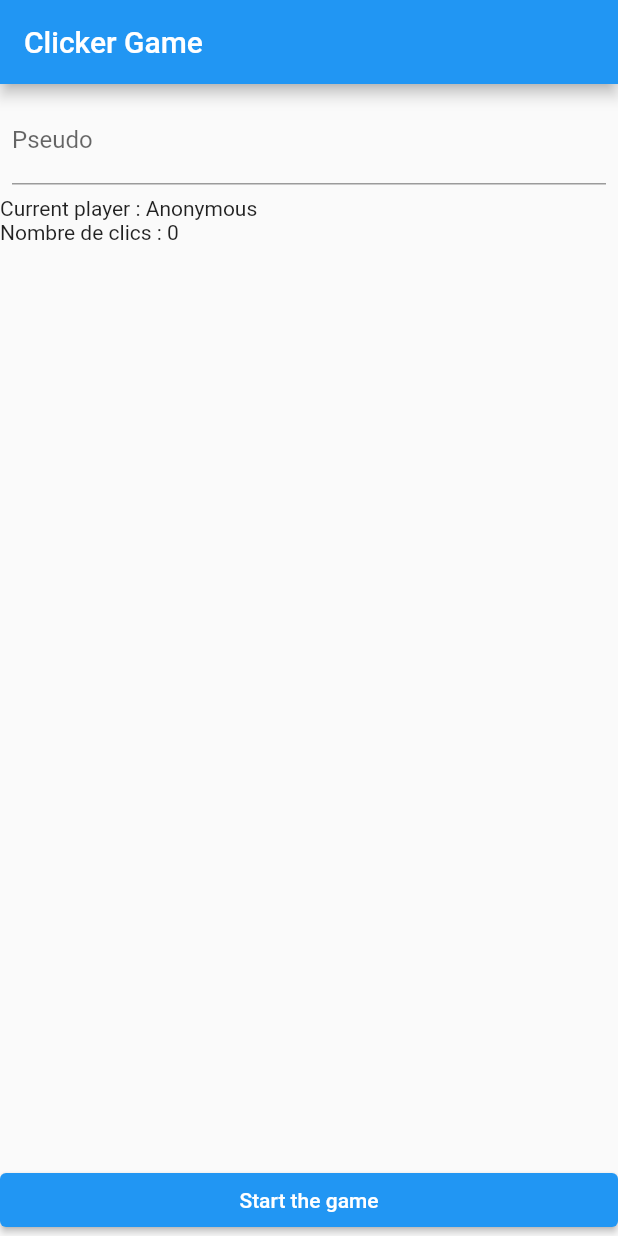
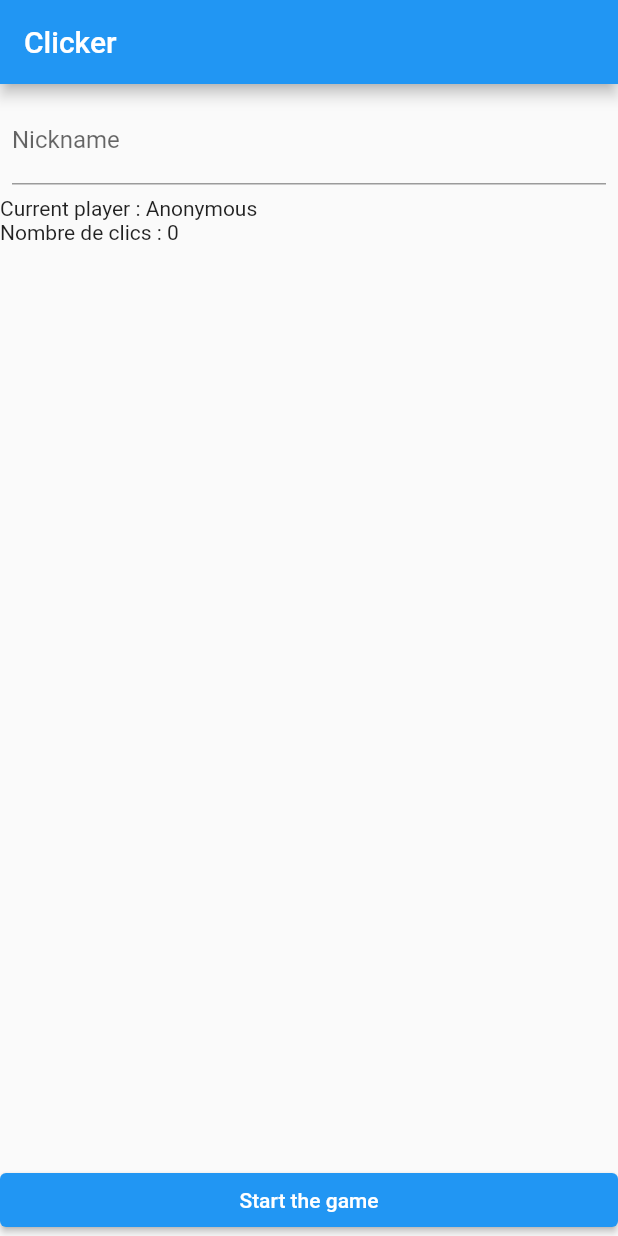
Before and after one commit to Lugdu84/flutter_clicker, a Flutter app: the screen it shows after launch, on a phone screen of 412 x 824 dp. Run offline on Flutter 3.47's test engine with Material 2 defaults, Android fonts, the phone set to English and light mode, and no system bars.

Commit message:
update arb files

```diff
--- a/lib/game_screen.dart
+++ b/lib/game_screen.dart
@@ -36,7 +36,8 @@ class _GameScreenState extends State<GameScreen> {
     setState(() {
       _isCounting = false;
       _gameResultList.add(GameResult(
-          player: _currentPlayerNickname ?? "Anonyme", score: _clickCount));
+          player: _currentPlayerNickname ?? S.of(context).anonymous,
+          score: _clickCount));
       _gameResultList.sort();
 
       if (_clickCount > _bestScore) {
@@ -67,7 +68,7 @@ class _GameScreenState extends State<GameScreen> {
   Widget build(BuildContext context) {
     return Scaffold(
       appBar: AppBar(
-        title: const Text('Clicker Game'),
+        title: const Text('Clicker'),
       ),
       body: SafeArea(
         child: Column(
@@ -82,8 +83,8 @@ class _GameScreenState extends State<GameScreen> {
                   autocorrect: false,
                   textCapitalization: TextCapitalization.words,
                   autofillHints: const [AutofillHints.givenName],
-                  decoration: const InputDecoration(
-                    labelText: 'Pseudo',
+                  decoration: InputDecoration(
+                    labelText: S.of(context).nickname,
                   ),
                 ),
               ),
--- a/lib/l10n/intl_en.arb
+++ b/lib/l10n/intl_en.arb
@@ -3,5 +3,6 @@
     "bestScore": "Best score : {bestScore} by {bestPlayerNickname}",
     "anonymous": "Anonymous",
     "clickCount": "Nombre de clics : {numberOfClicks}",
-    "currentPlayer": "Current player : {currentPlayerNickname}"
+    "currentPlayer": "Current player : {currentPlayerNickname}",
+    "nickname": "Nickname"
 }
--- a/lib/l10n/intl_fr.arb
+++ b/lib/l10n/intl_fr.arb
@@ -3,5 +3,6 @@
      "bestScore": "Meilleur score : {bestScore} par {bestPlayerNickname}",
      "anonymous": "Anonyme",
      "clickCount": "Nombre de clics : {numberOfClicks}",
-     "currentPlayer": "Joueur actuel : {currentPlayerNickname}"
+     "currentPlayer": "Joueur actuel : {currentPlayerNickname}",
+     "nickname": "Pseudo"
 }
--- a/lib/main.dart
+++ b/lib/main.dart
@@ -19,7 +19,7 @@ class MyApp extends StatelessWidget {
         GlobalWidgetsLocalizations.delegate,
       ],
       supportedLocales: S.delegate.supportedLocales,
-      title: 'Clicker Game',
+      title: 'Clicker',
       theme: ThemeData(
         primarySwatch: Colors.blue,
       ),
```
Also changed, not shown: lib/generated/intl/messages_en.dart, lib/generated/intl/messages_fr.dart, lib/generated/l10n.dart.
